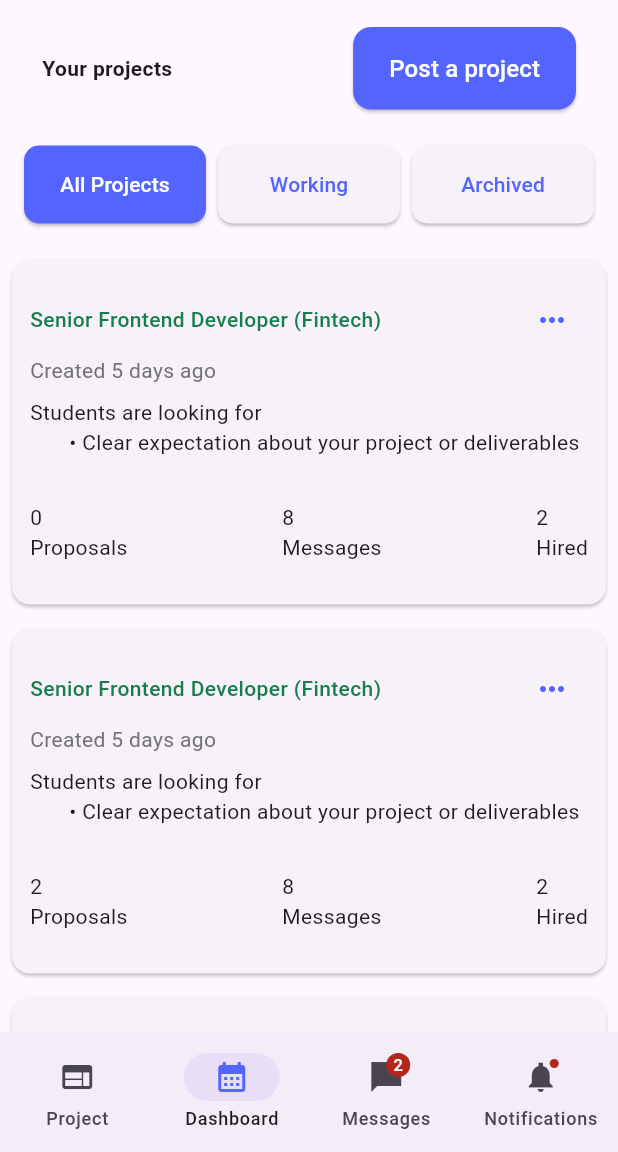
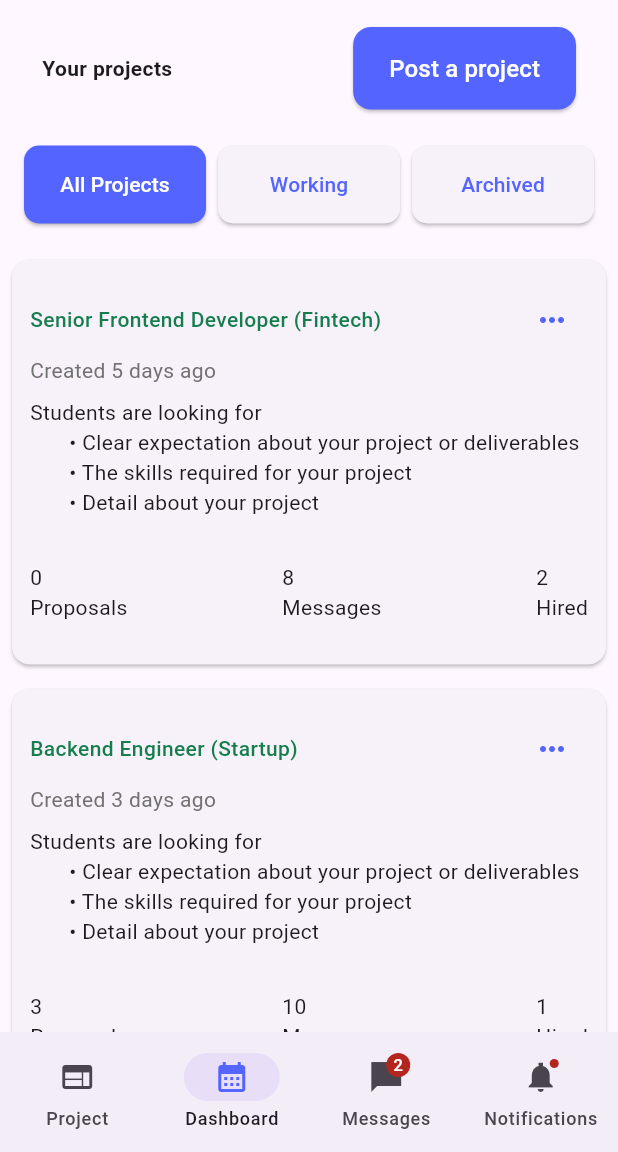
Before and after one commit to Minhnhat1104/FinalProject-Group12-Advanced-Mobile-Application-Development, a Flutter app: the NavigationExample screen opened directly, on a phone screen of 412 x 824 dp, the part 84-1236 px from its top. Run offline on Flutter 3.47's test engine with Material 3 defaults, Android fonts, the phone set to English and light mode, and no system bars; our stand-ins replace logger.

Commit message:
new update

```diff
--- a/lib/model/project_posting_model.dart
+++ b/lib/model/project_posting_model.dart
@@ -1,13 +1,16 @@
+import 'package:student_hub/model/proposal_model.dart';
+
 class ProjectPostingModel {
   final String title;
   final String createdDate;
-  final List<String> requirements;
+  final String requirements;
   final int proposals;
   final int messages;
   final int hired;
   String projectStatus;
   String projectScope;
   int studentRequired;
+  List<Proposal> proposalsList; // Add this line
 
   ProjectPostingModel({
     required this.title,
@@ -19,6 +22,7 @@
     required this.projectStatus,
     required this.projectScope,
     required this.studentRequired,
+    required this.proposalsList, // Add this line
   });
 
   setProjectStatus(String status) {
@@ -38,34 +42,45 @@
   ProjectPostingModel(
     title: 'Senior Frontend Developer (Fintech)',
     createdDate: 'Created 5 days ago',
-    requirements: ['Clear expectation about your project or deliverables'],
+    requirements: 'Clear expectation about your project or deliverables\n'
+        'The skills required for your project\n'
+        'Detail about your project',
     proposals: 0,
     messages: 8,
     hired: 2,
     projectStatus: 'Hiring',
     projectScope: '3 to 6 months',
     studentRequired: 6,
+    proposalsList: [], // Add an empty list of proposals
   ),
   ProjectPostingModel(
-    title: 'Senior Frontend Developer (Fintech)',
-    createdDate: 'Created 5 days ago',
-    requirements: ['Clear expectation about your project or deliverables'],
-    proposals: 2,
-    messages: 8,
-    hired: 2,
-    projectStatus: 'Hiring',
-    projectScope: '3 to 6 months',
-    studentRequired: 6,
+    title: 'Backend Engineer (Startup)',
+    createdDate: 'Created 3 days ago',
+    requirements: 'Clear expectation about your project or deliverables\n'
+        'The skills required for your project\n'
+        'Detail about your project',
+    proposals: 3,
+    messages: 10,
+    hired: 1,
+    projectStatus: 'In Progress',
+    projectScope: '2 to 4 months',
+    studentRequired: 4,
+    proposalsList: [
+      Proposal(
+        name: 'John Doe',
+        title: 'Senior Developer',
+        job: 'Backend Engineer',
+        text: 'Great opportunity!',
+        description: 'I am highly interested in working on this project. I have extensive experience in backend development.',
+      ),
+      Proposal(
+        name: 'Alice Smith',
+        title: 'Junior Developer',
+        job: 'Software Engineer',
+        text: 'Excited to contribute!',
+        description: 'I am a motivated developer eager to learn and contribute to meaningful projects.',
+      ),
+    ],
   ),
-  ProjectPostingModel(
-    title: 'Senior Frontend Developer (Fintech)',
-    createdDate: 'Created 5 days ago',
-    requirements: ['Clear expectation about your project or deliverables'],
-    proposals: 2,
-    messages: 8,
-    hired: 2,
-    projectStatus: 'Hiring',
-    projectScope: '3 to 6 months',
-    studentRequired: 6,
-  ),
+  // Add more ProjectPostingModel instances here...
 ];
--- a/lib/screens/ManageProject/Dashboard/dashboard_screen_2.dart
+++ b/lib/screens/ManageProject/Dashboard/dashboard_screen_2.dart
@@ -317,7 +317,7 @@
                                 ),
                                 Column(
                                   crossAxisAlignment: CrossAxisAlignment.start,
-                                  children: posting.requirements.map((requirement) => Text('       • $requirement')).toList(),
+                                  children: posting.requirements.split('\n').map((requirement) => Text('       • $requirement')).toList(),
                                 ),
                                 SizedBox(height: 30),
                                 Row(
@@ -401,7 +401,7 @@
                                   ),
                                   Column(
                                     crossAxisAlignment: CrossAxisAlignment.start,
-                                    children: posting.requirements.map((requirement) => Text('       • $requirement')).toList(),
+                                    children: posting.requirements.split('\n').map((requirement) => Text('       • $requirement')).toList(),
                                   ),
                                   SizedBox(height: 30),
                                   Row(
--- a/lib/screens/ManageProject/SendHireOffer/send_hire_offer_screen.dart
+++ b/lib/screens/ManageProject/SendHireOffer/send_hire_offer_screen.dart
@@ -1,6 +1,8 @@
 import 'package:flutter/material.dart';
 import 'package:student_hub/constants/colors.dart';
+import 'package:student_hub/model/project_posting_model.dart';
 import 'package:student_hub/model/proposal_model.dart';
+import 'package:student_hub/screens/ManageProject/ProjectDetail/project_detail_screen.dart';
 import 'package:student_hub/widgets/header_nav_widget.dart';
 
 class ProposalsView extends StatefulWidget {
@@ -166,7 +168,9 @@
                 ),
               ),
             ] else if (currentDashboardIndex == 1) ...[
-              Text('Detail'),
+              Expanded(
+                child: DetailView(projectPosting: projectPostings[0]),
+              ),
             ] else if (currentDashboardIndex == 2) ...[
               Text('Message'),
             ] else if (currentDashboardIndex == 3) ...[
```
Also changed, not shown: lib/screens/ManageProject/ProjectDetail/project_detail_screen.dart (+65 -20 lines).
